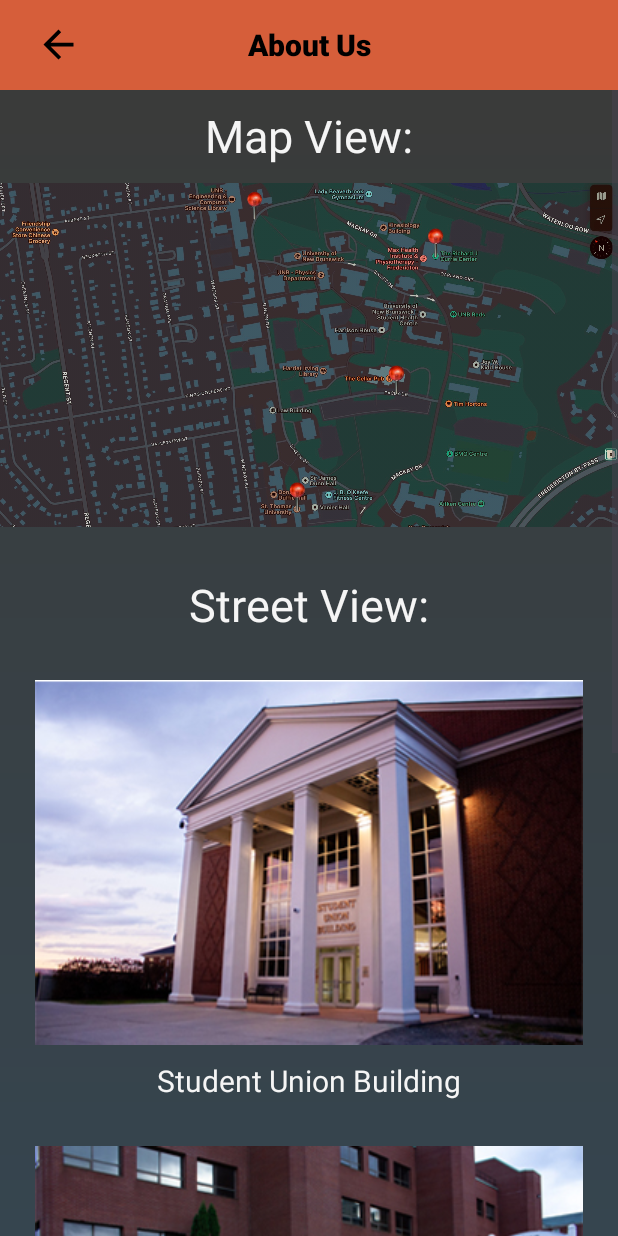
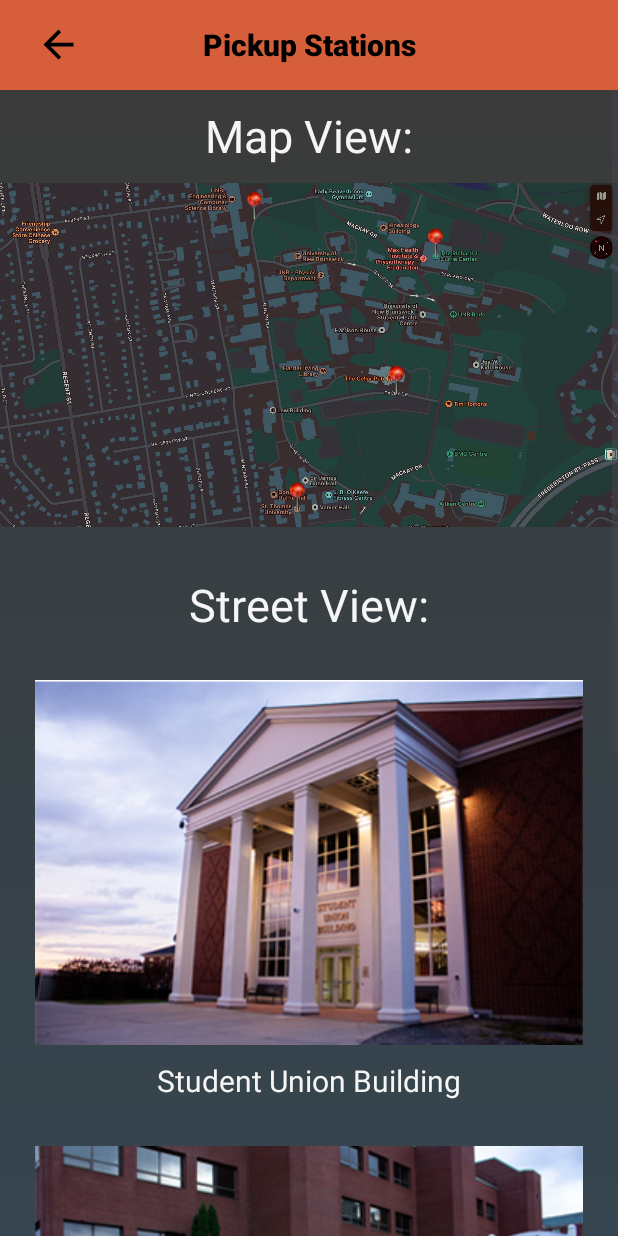
Before and after one commit to Elio-A/SafeRide, an Android app: the stations screen opened directly, with no data from a screen before it, on a phone screen of 412 x 824 dp. Run offline under Robolectric (Android 15) with nearby library versions, the phone set to English and light mode, and no system bars.

Commit message:
Fixed minor mistakes

```diff
--- a/app/src/main/res/layout/activity_aboutus.xml
+++ b/app/src/main/res/layout/activity_aboutus.xml
@@ -174,6 +174,7 @@
                 android:layout_height="wrap_content"
                 android:layout_below="@+id/textView8"
                 android:layout_centerHorizontal="true"
+                android:textColor="@color/lightgrey"
                 android:layout_marginTop="50dp"
                 android:backgroundTint="@color/dimgrey"
                 android:fontFamily="sans-serif-black"
--- a/app/src/main/res/layout/activity_login_page.xml
+++ b/app/src/main/res/layout/activity_login_page.xml
@@ -83,6 +83,7 @@
             android:backgroundTint="@color/dimgrey"
             android:hint="Login"
             android:textColorHint="@color/lightgrey"
+            android:textColor="@color/lightgrey"
             android:layout_alignStart="@id/login_password"
             android:textSize="15sp" />
 
@@ -95,6 +96,7 @@
             android:layout_alignEnd="@id/login_password"
             android:layout_marginTop="25dp"
             android:backgroundTint="@color/dimgrey"
+            android:textColor="@color/lightgrey"
             android:hint="Sign up"
             android:textColorHint="@color/lightgrey"
             android:textSize="15sp" />
--- a/app/src/main/res/layout/activity_manual_input.xml
+++ b/app/src/main/res/layout/activity_manual_input.xml
@@ -105,6 +105,7 @@
             android:text="Submit"
             android:layout_margin="20dp"
             android:backgroundTint="@color/dimgrey"
+            android:textColor="@color/lightgrey"
             android:layout_gravity="center_horizontal"/>
 
 
--- a/app/src/main/res/layout/activity_next_trip.xml
+++ b/app/src/main/res/layout/activity_next_trip.xml
@@ -76,6 +76,7 @@
             android:layout_height="wrap_content"
             android:layout_margin="20dp"
             android:backgroundTint="@color/dimgrey"
+            android:textColor="@color/lightgrey"
             android:layout_gravity="center_horizontal"
             android:text="@string/completed" />
 
--- a/app/src/main/res/layout/activity_sign_up_page.xml
+++ b/app/src/main/res/layout/activity_sign_up_page.xml
@@ -112,6 +112,7 @@
             android:layout_below="@id/is_driver_container"
             android:layout_marginTop="15dp"
             android:backgroundTint="@color/dimgrey"
+            android:textColor="@color/lightgrey"
             android:hint="Sign up"
             android:textColorHint="@color/lightgrey"
             android:layout_centerHorizontal="true"
--- a/app/src/main/res/layout/activity_stations.xml
+++ b/app/src/main/res/layout/activity_stations.xml
@@ -21,7 +21,7 @@
             android:layout_height="match_parent"
             android:fontFamily="sans-serif-black"
             android:gravity="center"
-            android:text="@string/about_us"
+            android:text="@string/pick_up_stations"
             android:textColor="@android:color/black"
             android:textSize="20sp" />
 
```
